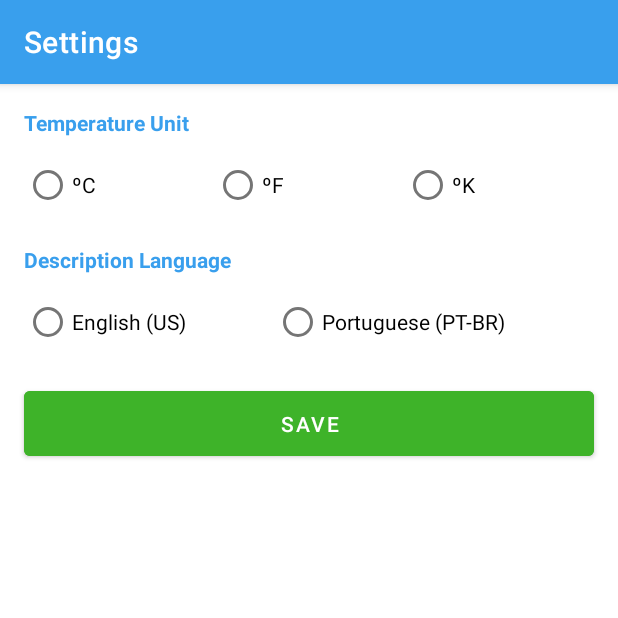
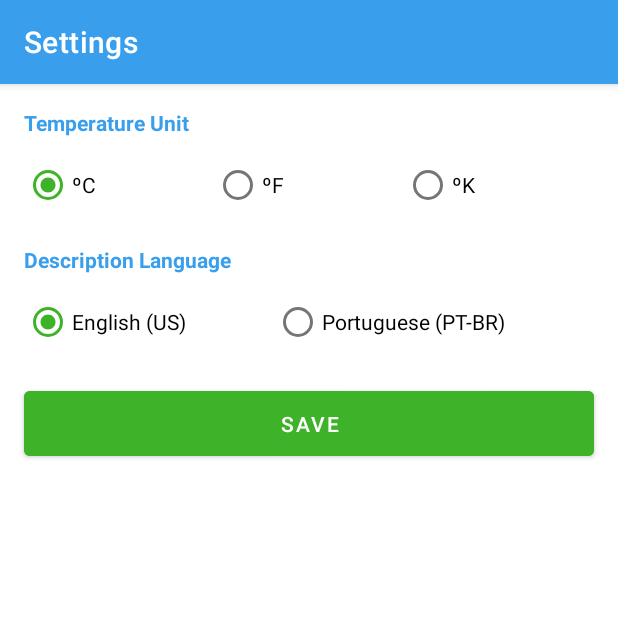
Before and after one commit to Italord0/MyWeather, an Android app: the screen it shows after launch (MainActivity), item 3 of the bottom bar chosen, on a phone screen of 412 x 824 dp, the top half of it. Run offline under Robolectric (Android 15) with nearby library versions, the phone set to English and light mode, and no system bars; our stand-ins replace Dagger/Hilt's generated code, navigation-ui.

Commit message:
Handling locale change

```diff
--- a/app/src/main/AndroidManifest.xml
+++ b/app/src/main/AndroidManifest.xml
@@ -3,6 +3,7 @@
     package="com.italo.myweather">
 
     <application
+        android:name=".MyWeatherApplication"
         android:allowBackup="true"
         android:icon="@mipmap/ic_launcher"
         android:label="@string/app_name"
--- /dev/null
+++ b/app/src/main/java/com/italo/myweather/BaseActivity.kt
@@ -0,0 +1,16 @@
+package com.italo.myweather
+
+import android.content.Context
+import androidx.appcompat.app.AppCompatActivity
+import com.italo.myweather.context.ContextWrapper
+import com.italo.myweather.preferences.Preferences
+import java.util.Locale
+
+open class BaseActivity : AppCompatActivity() {
+
+    override fun attachBaseContext(newBase: Context) {
+        val locale = Locale(Preferences.getLanguage(), Preferences.getCountry())
+
+        super.attachBaseContext(ContextWrapper.wrap(newBase, locale))
+    }
+}
--- a/app/src/main/java/com/italo/myweather/MainActivity.kt
+++ b/app/src/main/java/com/italo/myweather/MainActivity.kt
@@ -1,7 +1,6 @@
 package com.italo.myweather
 
 import android.os.Bundle
-import androidx.appcompat.app.AppCompatActivity
 import androidx.navigation.findNavController
 import androidx.navigation.ui.AppBarConfiguration
 import androidx.navigation.ui.setupActionBarWithNavController
@@ -9,7 +8,7 @@ import androidx.navigation.ui.setupWithNavController
 import com.google.android.material.bottomnavigation.BottomNavigationView
 import com.italo.myweather.databinding.ActivityMainBinding
 
-class MainActivity : AppCompatActivity() {
+class MainActivity : BaseActivity() {
 
     private lateinit var binding: ActivityMainBinding
 
--- /dev/null
+++ b/app/src/main/java/com/italo/myweather/MyWeatherApplication.kt
@@ -0,0 +1,27 @@
+package com.italo.myweather
+
+import android.app.Application
+import com.italo.myweather.preferences.Preferences
+import dagger.hilt.android.HiltAndroidApp
+
+@HiltAndroidApp
+class MyWeatherApplication : Application() {
+
+    override fun onCreate() {
+        super.onCreate()
+        initPreferences()
+    }
+
+    private fun initPreferences() {
+        with(Preferences) {
+            init(this@MyWeatherApplication)
+
+            if (!this.exists("TEMPERATURE")) {
+                this.set("TEMPERATURE", R.id.radioButtonC)
+            }
+            if (!this.exists("LANGUAGE")) {
+                this.set("LANGUAGE", R.id.radioButtonEnglish)
+            }
+        }
+    }
+}
--- /dev/null
+++ b/app/src/main/java/com/italo/myweather/context/ContextWrapper.kt
@@ -0,0 +1,27 @@
+package com.italo.myweather.context
+
+import android.content.Context
+import android.os.Build
+import android.os.LocaleList
+import java.util.Locale
+
+class ContextWrapper(base: Context?) : android.content.ContextWrapper(base) {
+    companion object {
+        fun wrap(context: Context, newLocale: Locale?): ContextWrapper {
+            var context = context
+            val res = context.resources
+            val configuration = res.configuration
+            if (Build.VERSION.SDK_INT >= 24) {
+                configuration.setLocale(newLocale)
+                val localeList = LocaleList(newLocale)
+                LocaleList.setDefault(localeList)
+                configuration.setLocales(localeList)
+                context = context.createConfigurationContext(configuration)
+            } else {
+                configuration.locale = newLocale
+                res.updateConfiguration(configuration, res.displayMetrics)
+            }
+            return ContextWrapper(context)
+        }
+    }
+}
--- a/app/src/main/java/com/italo/myweather/preferences/Preferences.kt
+++ b/app/src/main/java/com/italo/myweather/preferences/Preferences.kt
@@ -3,12 +3,13 @@ package com.italo.myweather.preferences
 import android.content.Context
 import android.content.SharedPreferences
 import com.google.gson.Gson
+import com.italo.myweather.R
 import java.lang.reflect.Type
 
 object Preferences {
 
     private const val SHARED_PREFERENCE_NAME = "MYWEATHER_PREFERENCES"
-    lateinit var sharedPreference: SharedPreferences private set
+    private lateinit var sharedPreference: SharedPreferences
     private val gson = Gson()
 
     fun init(context: Context) {
@@ -27,6 +28,44 @@ object Preferences {
         } ?: sharedPreference.edit().remove(key).apply()
     }
 
+    fun exists(key: String): Boolean {
+        val stringValue = sharedPreference.getString(key, null)
+        return !stringValue.isNullOrBlank()
+    }
+
+    fun getLanguage(): String {
+        return when (get<Int>("LANGUAGE", Int::class.java)) {
+            R.id.radioButtonEnglish -> "en"
+            R.id.radioButtonPortuguese -> "pt"
+            else -> "ERROR"
+        }
+    }
+
+    fun getLanguageId(): Int {
+        return get<Int>("LANGUAGE", Int::class.java)
+    }
+
+    fun getCountry(): String {
+        return when (get<Int>("LANGUAGE", Int::class.java)) {
+            R.id.radioButtonEnglish -> "US"
+            R.id.radioButtonPortuguese -> "BR"
+            else -> "ERROR"
+        }
+    }
+
+    fun getTemperature(): String {
+        return when (get<Int>("TEMPERATURE", Int::class.java)) {
+            R.id.radioButtonC -> "C"
+            R.id.radioButtonF -> "F"
+            R.id.radioButtonK -> "K"
+            else -> "ERROR"
+        }
+    }
+
+    fun getTemperatureId(): Int {
+        return get<Int>("TEMPERATURE", Int::class.java)
+    }
+
     fun clear() {
         sharedPreference.edit().clear().apply()
     }
--- a/app/src/main/java/com/italo/myweather/ui/settings/SettingsFragment.kt
+++ b/app/src/main/java/com/italo/myweather/ui/settings/SettingsFragment.kt
@@ -1,6 +1,5 @@
 package com.italo.myweather.ui.settings
 
-import android.content.Context
 import android.os.Bundle
 import android.view.LayoutInflater
 import android.view.View
@@ -8,6 +7,7 @@ import android.view.ViewGroup
 import androidx.fragment.app.Fragment
 import androidx.lifecycle.ViewModelProvider
 import com.italo.myweather.databinding.FragmentSettingsBinding
+import com.italo.myweather.preferences.Preferences
 
 class SettingsFragment : Fragment() {
 
@@ -29,17 +29,25 @@ class SettingsFragment : Fragment() {
         _binding = FragmentSettingsBinding.inflate(inflater, container, false)
         val root: View = binding.root
 
-        settingsViewModel.prefs = context?.getSharedPreferences("prefs", Context.MODE_PRIVATE)
-
         return root
     }
 
     override fun onViewCreated(view: View, savedInstanceState: Bundle?) {
         super.onViewCreated(view, savedInstanceState)
 
+        binding.rgTemperature.check(Preferences.getTemperatureId())
+        binding.rgLanguage.check(Preferences.getLanguageId())
+
         binding.btnSave.setOnClickListener {
-            // prefsbinding.rgTemperature.checkedRadioButtonId
-            // binding.rgLanguage.checkedRadioButtonId
+
+            var shouldRecreateLayout: Boolean =
+                binding.rgLanguage.checkedRadioButtonId != Preferences.getLanguageId()
+
+            Preferences.set("TEMPERATURE", binding.rgTemperature.checkedRadioButtonId)
+            Preferences.set("LANGUAGE", binding.rgLanguage.checkedRadioButtonId)
+
+            if (shouldRecreateLayout)
+                activity?.recreate()
         }
     }
 
--- a/app/src/main/res/layout/fragment_settings.xml
+++ b/app/src/main/res/layout/fragment_settings.xml
@@ -30,18 +30,21 @@
         app:layout_constraintTop_toBottomOf="@id/tvTemperatureUnit">
 
         <RadioButton
+            android:id="@+id/radioButtonC"
             android:layout_width="wrap_content"
             android:layout_height="wrap_content"
             android:layout_weight="1"
             android:text="@string/c" />
 
         <RadioButton
+            android:id="@+id/radioButtonF"
             android:layout_width="wrap_content"
             android:layout_height="wrap_content"
             android:layout_weight="1"
             android:text="@string/f" />
 
         <RadioButton
+            android:id="@+id/radioButtonK"
             android:layout_width="wrap_content"
             android:layout_height="wrap_content"
             android:layout_weight="1"
@@ -74,12 +77,14 @@
         app:layout_constraintTop_toBottomOf="@id/tvDescriptionLanguage">
 
         <RadioButton
+            android:id="@+id/radioButtonEnglish"
             android:layout_width="wrap_content"
             android:layout_height="wrap_content"
             android:layout_weight="1"
             android:text="@string/english_us" />
 
         <RadioButton
+            android:id="@+id/radioButtonPortuguese"
             android:layout_width="wrap_content"
             android:layout_height="wrap_content"
             android:layout_weight="1"
@@ -88,12 +93,12 @@
     </RadioGroup>
 
     <Button
-        android:backgroundTint="@color/green"
         android:id="@+id/btnSave"
         android:layout_width="0dp"
         android:layout_height="wrap_content"
         android:layout_marginHorizontal="8dp"
         android:layout_marginTop="16dp"
+        android:backgroundTint="@color/green"
         android:padding="12dp"
         android:text="@string/save"
         app:layout_constraintEnd_toEndOf="parent"
--- a/app/src/main/res/values/strings.xml
+++ b/app/src/main/res/values/strings.xml
@@ -1,18 +1,15 @@
 <resources>
     <string name="app_name">MyWeather</string>
     <string name="title_home">Home</string>
-    <string name="title_dashboard">Dashboard</string>
-    <string name="title_notifications">Notifications</string>
     <string name="search">Search</string>
     <string name="favorites">Favorites</string>
     <string name="settings">Settings</string>
     <string name="temperature_unit">Temperature Unit</string>
     <string name="description_language">Description Language</string>
-    <string name="english_en">English (EN)</string>
     <string name="portuguese_pt_br">Portuguese (PT-BR)</string>
     <string name="english_us">English (US)</string>
-    <string name="c">ºC</string>
-    <string name="f">ºF</string>
-    <string name="k">ºK</string>
+    <string name="c" translatable="false">ºC</string>
+    <string name="f" translatable="false">ºF</string>
+    <string name="k" translatable="false">ºK</string>
     <string name="save">Save</string>
 </resources>
```
Also changed, not shown: app/src/main/java/com/italo/myweather/ui/settings/SettingsViewModel.kt (+11 -2 lines), 2 other files.
